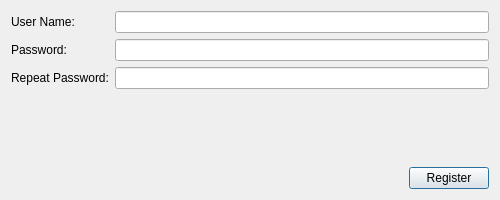
Qt form src/ui/RegisterWindow.ui (kiraYuukiAsuna/SwcDbmsQtClient) before a commit.
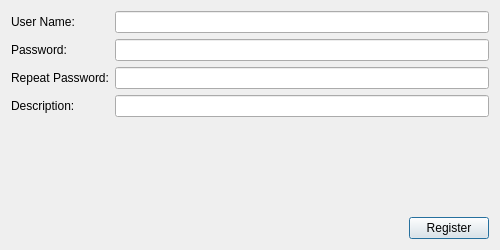
The same form after that commit.

The edit to the form file:
```diff
--- a/src/ui/RegisterWindow.ui
+++ b/src/ui/RegisterWindow.ui
@@ -7,7 +7,7 @@
     <x>0</x>
     <y>0</y>
     <width>500</width>
-    <height>200</height>
+    <height>250</height>
    </rect>
   </property>
   <property name="windowTitle">
@@ -46,6 +46,16 @@
      <item row="2" column="1">
       <widget class="QLineEdit" name="repeatPasswordEditor"/>
      </item>
+     <item row="3" column="0">
+      <widget class="QLabel" name="label_4">
+       <property name="text">
+        <string>Description:</string>
+       </property>
+      </widget>
+     </item>
+     <item row="3" column="1">
+      <widget class="QLineEdit" name="descriptionEditor"/>
+     </item>
     </layout>
    </item>
    <item>
```
